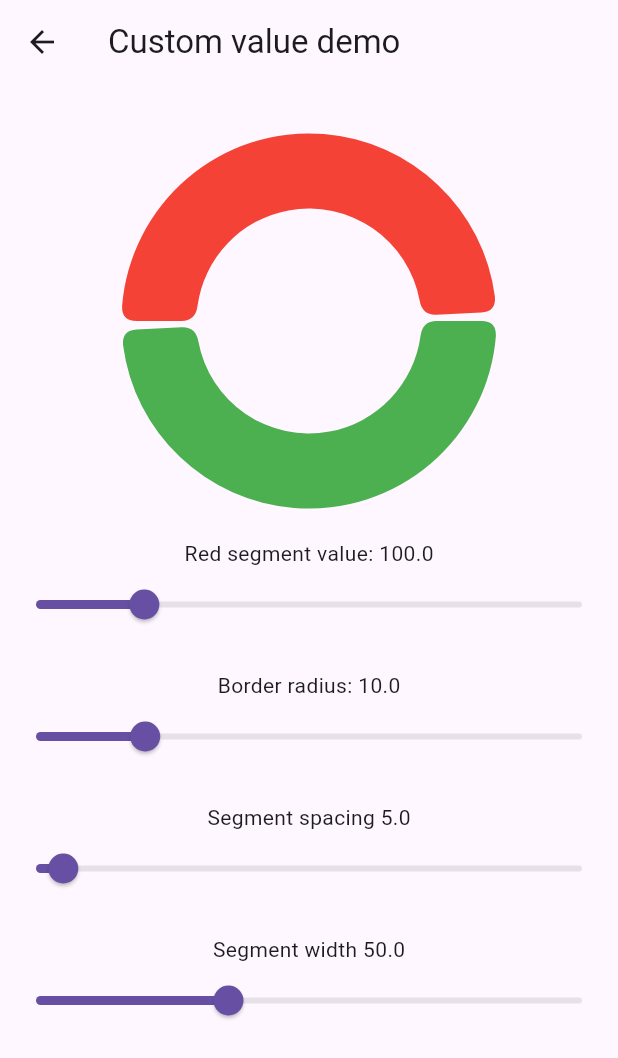
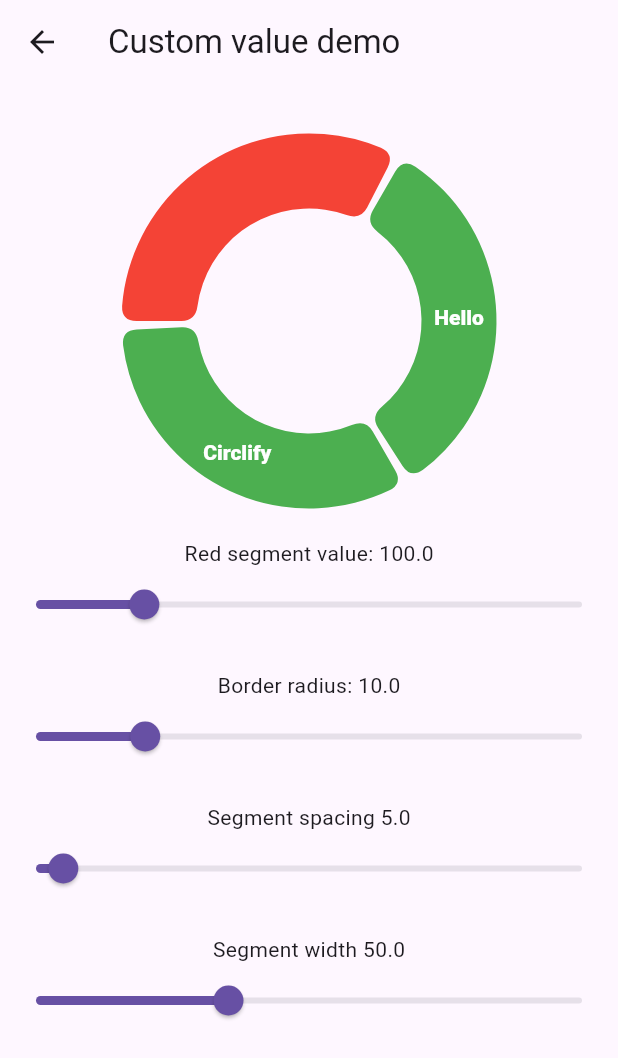
Before and after one commit to zeffbtw/Circlify, a Flutter app: the screen it shows after launch, after a tap on "To custom value demo", on a phone screen of 412 x 824 dp. Shown: the top 1058 px of the screen. Run offline on Flutter 3.47's test engine with Material 3 defaults, Android fonts, the phone set to English and light mode, and no system bars.

Commit message:
feat: add text labels on segments

```diff
--- a/example/lib/animation_demo.dart
+++ b/example/lib/animation_demo.dart
@@ -27,9 +27,7 @@ class _AnimationDemoState extends State<AnimationDemo> {
             SizedBox(
               width: 300,
               height: 300,
-              child: Circlify(
-                items: items,
-              ),
+              child: Circlify(items: items),
             ),
             const SizedBox(height: 40),
             TextButton(
--- a/example/lib/custom_value_demo.dart
+++ b/example/lib/custom_value_demo.dart
@@ -27,17 +27,28 @@ class _CustomValuesDemoState extends State<CustomValuesDemo> {
             width: 250,
             height: 250,
             child: Circlify(
+              labelStyle: const TextStyle(
+                color: Colors.white,
+                fontWeight: FontWeight.w900,
+              ),
               items: [
                 CustomCircleChartItem(
+                  id: '0',
                   color: Colors.red,
                   value: value,
-                  id: '0',
                   name: 'Name',
                 ),
                 CirclifyItem(
                   id: '1',
                   color: Colors.green,
                   value: 100,
+                  label: 'Hello',
+                ),
+                CirclifyItem(
+                  id: '2',
+                  color: Colors.green,
+                  value: 100,
+                  label: 'Circlify',
                 ),
               ],
               segmentSpacing: spacing,
--- a/example/lib/main.dart
+++ b/example/lib/main.dart
@@ -21,13 +21,34 @@ class App extends StatelessWidget {
           mainAxisSize: MainAxisSize.min,
           children: [
             SizedBox(
-              width: 200,
-              height: 200,
+              width: 300,
+              height: 300,
               child: Circlify(
+                segmentWidth: 100,
+                labelStyle: const TextStyle(
+                  color: Colors.white,
+                  fontSize: 20,
+                  fontWeight: FontWeight.w700,
+                ),
                 items: [
-                  CirclifyItem(color: Colors.red, value: 100),
-                  CirclifyItem(color: Colors.green, value: 100),
-                  CirclifyItem(color: Colors.blue, value: 100),
+                  CirclifyItem(
+                    id: '1',
+                    color: Colors.red,
+                    value: 100,
+                    label: 'Red',
+                  ),
+                  CirclifyItem(
+                    id: '2',
+                    color: Colors.green,
+                    value: 100,
+                    label: 'Green',
+                  ),
+                  CirclifyItem(
+                    id: '3',
+                    color: Colors.blue,
+                    value: 100,
+                    label: 'Blue',
+                  ),
                 ],
               ),
             ),
--- a/lib/circlify.dart
+++ b/lib/circlify.dart
@@ -14,6 +14,7 @@ class Circlify extends StatefulWidget {
     this.segmentDefaultColor = Colors.grey,
     this.animationDuration = const Duration(milliseconds: 150),
     this.animationCurve = Curves.easeIn,
+    this.labelStyle,
   });
 
   /// Chart items
@@ -37,6 +38,9 @@ class Circlify extends StatefulWidget {
   /// Animation curve
   final Curve animationCurve;
 
+  /// Label text style
+  final TextStyle? labelStyle;
+
   @override
   State<Circlify> createState() => _CirclifyState();
 }
@@ -54,13 +58,8 @@ class _CirclifyState extends State<Circlify> with TickerProviderStateMixin {
     super.initState();
     _currentItems = List.from(widget.items);
     _oldItems = List.generate(widget.items.length, (index) {
-      final item = widget.items[index];
-
-      return CirclifyItem(
-        id: item.id,
-        color: item.color,
-        value: item.value,
-      );
+      final item = widget.items[index].copyWith();
+      return item;
     });
   }
 
@@ -68,22 +67,21 @@ class _CirclifyState extends State<Circlify> with TickerProviderStateMixin {
   void didUpdateWidget(covariant Circlify oldWidget) {
     _listIsChanged(_oldItems, widget.items);
     _oldItems = List.generate(widget.items.length, (index) {
-      final item = widget.items[index];
-      return CirclifyItem(
-        id: item.id,
-        color: item.color,
-        value: item.value,
-      );
+      final item = widget.items[index].copyWith();
+      return item;
     });
     super.didUpdateWidget(oldWidget);
   }
 
   void _listIsChanged(List<CirclifyItem> oldItems, List<CirclifyItem> newItems) {
+    bool isAnimated = false;
+
     // Remove item check
     for (int i = 0; i < oldItems.length; i++) {
       final fIndex = newItems.indexWhere((item) => item.id == oldItems[i].id);
       if (fIndex == -1) {
         _removeAnimation(oldItems, newItems, i);
+        isAnimated = true;
       }
     }
 
@@ -92,6 +90,7 @@ class _CirclifyState extends State<Circlify> with TickerProviderStateMixin {
       final fIndex = oldItems.indexWhere((item) => item.id == newItems[i].id);
       if (fIndex == -1) {
         _addAnimation(oldItems, newItems, i);
+        isAnimated = true;
       }
     }
 
@@ -101,7 +100,14 @@ class _CirclifyState extends State<Circlify> with TickerProviderStateMixin {
 
       if (fIndex != -1 && newItems[i].value != oldItems[fIndex].value) {
         _updateValueAnimation(oldItems, newItems, fIndex, i);
+        isAnimated = true;
       }
+    }
+
+    // Need for update _currentItems without animation
+    if (isAnimated == false) {
+      _currentItems = List.from(newItems);
+      setState(() {});
     }
   }
 
@@ -123,7 +129,7 @@ class _CirclifyState extends State<Circlify> with TickerProviderStateMixin {
       end: 0.01,
     ).chain(CurveTween(curve: widget.animationCurve)).animate(controller)
       ..addStatusListener((status) {
-        if (status == AnimationStatus.completed) {
+        if (status.isCompleted) {
           _animations.remove(itemId);
           _animationTypes.remove(itemId);
           _removingItems.remove(index);
@@ -250,6 +256,7 @@ class _CirclifyState extends State<Circlify> with TickerProviderStateMixin {
             segmentDefaultColor: widget.segmentDefaultColor,
             animations: _animations,
             animationTypes: _animationTypes,
+            labelStyle: widget.labelStyle,
           ),
         );
       },
@@ -266,12 +273,12 @@ class _CircleChartPainter extends CustomPainter {
     required this.segmentDefaultColor,
     required this.animations,
     required this.animationTypes,
+    this.labelStyle,
   }) : items = List.generate(currentItems.length, (index) {
           final item = currentItems[index];
-          return CirclifyItem(
-            id: item.id,
+
+          return item.copyWith(
             value: item.value * (animations[item.id]?.value ?? 1).abs(),
-            color: item.color,
           );
         });
 
@@ -282,6 +289,7 @@ class _CircleChartPainter extends CustomPainter {
   final Color segmentDefaultColor;
   final Map<String, Animation<double>> animations;
   final Map<String, _AnimationType> animationTypes;
+  final TextStyle? labelStyle;
 
   @override
   void paint(Canvas canvas, Size size) {
@@ -314,7 +322,7 @@ class _CircleChartPainter extends CustomPainter {
       _drawSegment(
         canvas: canvas,
         size: size,
-        color: items[i].color,
+        item: items[i],
         segmentStartAngle: startAngle,
         segmentSizeAngle: segmentDegrees,
         segmentWidth: segmentWidth,
@@ -415,10 +423,10 @@ class _CircleChartPainter extends CustomPainter {
     required double segmentStartAngle,
     required double segmentSizeAngle,
     required double segmentWidth,
-    required Color color,
+    required CirclifyItem item,
   }) {
     final paint = Paint()
-      ..color = color
+      ..color = item.color
       ..style = PaintingStyle.fill
       ..strokeWidth = 2;
     final path = Path();
@@ -601,16 +609,6 @@ class _CircleChartPainter extends CustomPainter {
       );
     }
 
-    // final path2 = Path();
-    // path2.moveTo(point1Angle3.dx, point1Angle3.dy);
-    // // path2.lineTo(endOfAngle3.dx, endOfAngle3.dy);
-    // path2.lineTo(snapOfAngle3.dx, snapOfAngle3.dy);
-    // path2.lineTo(0, 0);
-    // canvas.drawPath(path2, paint);
-
-    // path.lineTo(snapOfAngle3.dx, snapOfAngle3.dy);
-    // path.lineTo(endOfAngle3.dx, endOfAngle3.dy);
-
     // Draw angle 3
     path.quadraticBezierTo(
       snapOfAngle3.dx,
@@ -622,6 +620,46 @@ class _CircleChartPainter extends CustomPainter {
     // Close the line with start
     path.close();
     canvas.drawPath(path, paint);
+
+    final textPoint = _MathUtils.calcEndOfArc(
+      center: Offset(size.width / 2, size.height / 2),
+      start: Offset(segmentWidth / 2, size.height / 2),
+      angle: segmentSizeAngle / 2 + segmentStartAngle,
+    );
+
+    if (item.label != null) {
+      _drawText(
+        canvas: canvas,
+        size: size,
+        text: item.label!,
+        offset: textPoint,
+      );
+    }
+  }
+
+  void _drawText({
+    required Canvas canvas,
+    required Size size,
+    required String text,
+    required Offset offset,
+  }) {
+    final textSpan = TextSpan(
+      text: text,
+      style: labelStyle,
+    );
+    final textPainter = TextPainter(
+      text: textSpan,
+      textAlign: TextAlign.center,
+      textDirection: TextDirection.ltr,
+    );
+    textPainter.layout(
+      minWidth: 0,
+      maxWidth: size.width / 2,
+    );
+    final textSize = textPainter.size;
+
+    final centeredOffset = offset - Offset(textSize.width / 2, textSize.height / 2);
+    textPainter.paint(canvas, centeredOffset);
   }
 
   static BorderRadius _normalizeBorderRadius(
--- a/lib/circlify_item.dart
+++ b/lib/circlify_item.dart
@@ -14,12 +14,29 @@ class CirclifyItem {
   /// The value of the item, must be greater than 0
   double value;
 
+  /// The label of the item, drawn on center of the segment
+  String? label;
+
   CirclifyItem({
     String? id,
     required this.color,
     required this.value,
+    this.label,
   })  : id = id ?? _generateSimpleUuid,
         assert(value > 0, 'Value must be greater than 0');
+
+  CirclifyItem copyWith({
+    Color? color,
+    double? value,
+    String? label,
+  }) {
+    return CirclifyItem(
+      id: id,
+      color: color ?? this.color,
+      value: value ?? this.value,
+      label: label ?? this.label,
+    );
+  }
 }
 
 String get _generateSimpleUuid {
```
Also changed, not shown: example/pubspec.lock, raw/labels_demo.jpg (added), 1 other file.
